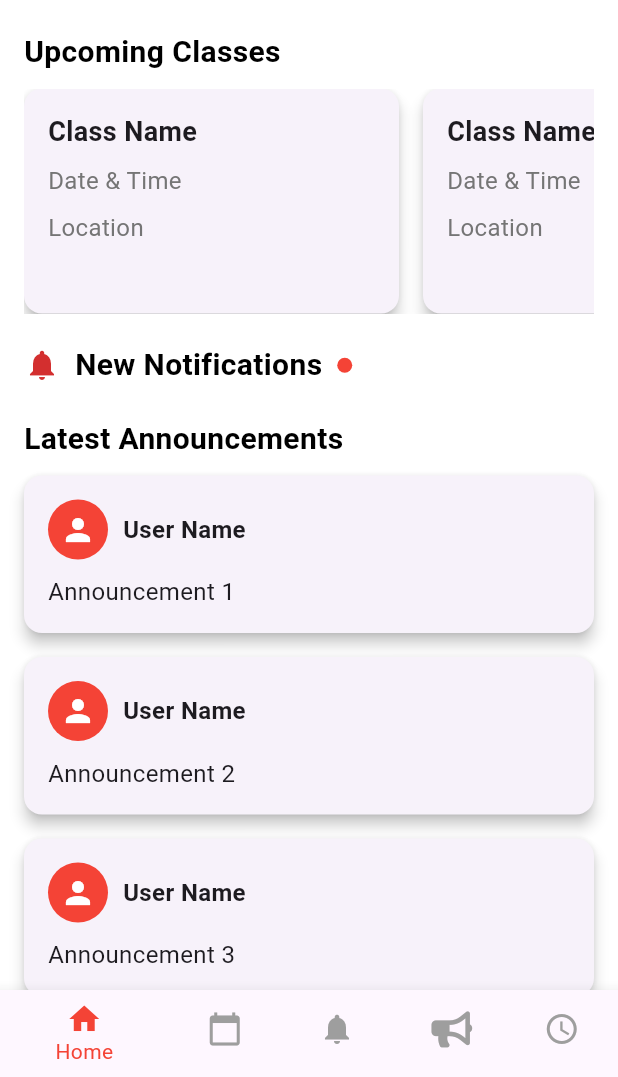
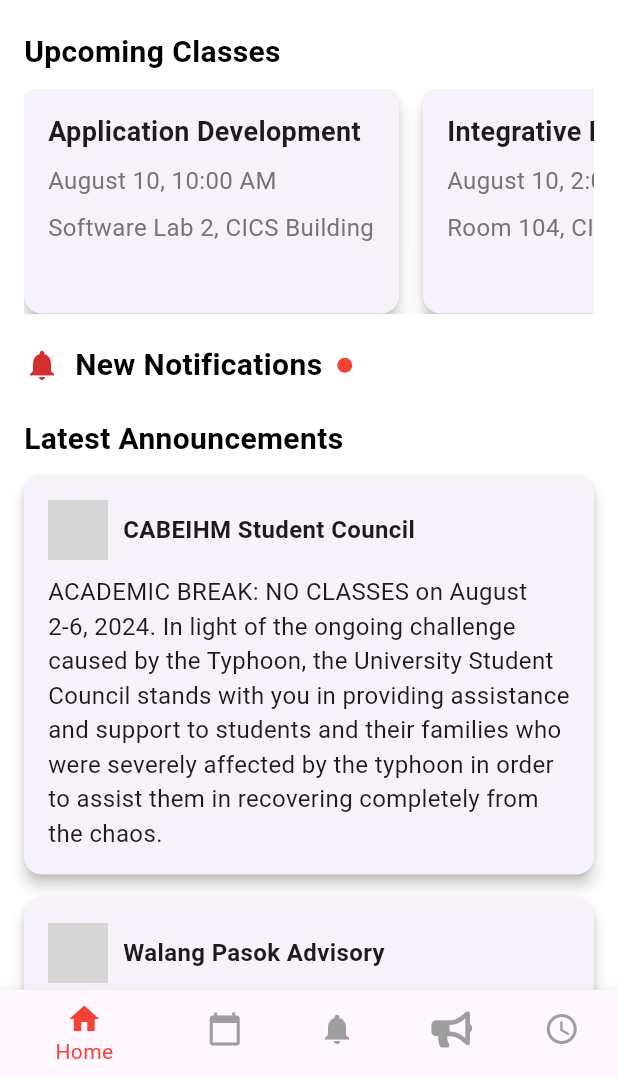
Before and after one commit to AaronCrisologo/Class-Compass-Your-University-Companion-App-, a Flutter app: the screen it shows after launch, after a tap on "Login", on a phone screen of 412 x 824 dp, the part 159-1236 px from its top. Run offline on Flutter 3.47's test engine with Material 3 defaults, Android fonts, the light colour scheme and no system bars; our stand-ins replace flutter_colorpicker, font_awesome_flutter; network calls fail; grey boxes are pictures that could not be loaded.

Commit message:
Replaced placeholder data on home_screen

```diff
--- a/lib/home_screen.dart
+++ b/lib/home_screen.dart
@@ -1,9 +1,39 @@
+import 'package:final_project/profile_screen.dart';
 import 'package:flutter/material.dart';
 import 'calendar_screen.dart';
 import 'resources.dart';
 import 'package:url_launcher/url_launcher.dart';
 
 class HomeScreen extends StatelessWidget {
+  // Sample data for upcoming classes
+  final List<Map<String, String>> upcomingClasses = [
+    {
+      'name': 'Application Development',
+      'dateTime': 'August 10, 10:00 AM',
+      'location': 'Software Lab 2, CICS Building'
+    },
+    {
+      'name': 'Integrative Programming',
+      'dateTime': 'August 10, 2:00 PM',
+      'location': 'Room 104, CICS Building'
+    },
+    {
+      'name': 'System Quality Assurance',
+      'dateTime': 'August 12, 7:00 AM',
+      'location': 'CISCO Lab, CICS Building'
+    },
+    {
+      'name': 'Human-computer interaction',
+      'dateTime': 'August 12, 10:00 AM',
+      'location': 'Room 106, CICS Building'
+    },
+    {
+      'name': 'Social Issues and Professional Practice',
+      'dateTime': 'August 14, 4:00 PM',
+      'location': 'Room 106, CICS Building'
+    },
+  ];
+
   @override
   Widget build(BuildContext context) {
     return Scaffold(
@@ -39,8 +69,9 @@ class HomeScreen extends StatelessWidget {
                   height: 150,
                   child: ListView.builder(
                     scrollDirection: Axis.horizontal,
-                    itemCount: 5, // Replace with the actual number of classes
+                    itemCount: upcomingClasses.length, // Number of classes
                     itemBuilder: (context, index) {
+                      final classInfo = upcomingClasses[index];
                       return Card(
                         elevation: 4,
                         margin: EdgeInsets.only(right: 16),
@@ -51,7 +82,7 @@ class HomeScreen extends StatelessWidget {
                             crossAxisAlignment: CrossAxisAlignment.start,
                             children: [
                               Text(
-                                'Class Name', // Replace with actual class name
+                                classInfo['name']!, // Class name
                                 style: TextStyle(
                                   fontSize: 18,
                                   fontWeight: FontWeight.bold,
@@ -59,7 +90,7 @@ class HomeScreen extends StatelessWidget {
                               ),
                               SizedBox(height: 8),
                               Text(
-                                'Date & Time', // Replace with actual date & time
+                                classInfo['dateTime']!, // Date & time
                                 style: TextStyle(
                                   fontSize: 16,
                                   color: Colors.grey[600],
@@ -67,7 +98,7 @@ class HomeScreen extends StatelessWidget {
                               ),
                               SizedBox(height: 8),
                               Text(
-                                'Location', // Replace with actual location
+                                classInfo['location']!, // Location
                                 style: TextStyle(
                                   fontSize: 16,
                                   color: Colors.grey[600],
@@ -120,10 +151,18 @@ class HomeScreen extends StatelessWidget {
                   ),
                 ),
                 SizedBox(height: 10),
-                // Replace with actual announcements
-                _buildAnnouncementCard('Announcement 1'),
-                _buildAnnouncementCard('Announcement 2'),
-                _buildAnnouncementCard('Announcement 3'),
+                _buildAnnouncementCard(
+                    'ACADEMIC BREAK: NO CLASSES on August 2-6, 2024. In light of the ongoing challenge caused by the Typhoon, the University Student Council stands with you in providing assistance and support to students and their families who were severely affected by the typhoon in order to assist them in recovering completely from the chaos.',
+                    'CABEIHM Student Council',
+                    'assets/cabeihm.jpg'),
+                _buildAnnouncementCard(
+                    '#WalangPasokAdvisory: Malacañang declares Monday, Jul 17, a regular holiday in observance of Eidl Adha. Proclamation No. 579 signed by Executive Secretary Lucas Bersamin was released yesterday, June 5, 2024.',
+                    'Walang Pasok Advisory',
+                    'assets/wpa.jpg'),
+                _buildAnnouncementCard(
+                    'Upon the recommendation of the Provincial Disaster Risk Reduction and Management Office, and in view of the continuing inclement weather due to the effects of TS Florita, classes in private and public schools, from kindergarten to senior high school, are suspended tomorrow, 24 August 2022, in the whole Province of Batangas. Stay safe Batangueños!',
+                    'Batangas PIO',
+                    'assets/batspio.jpg'),
                 SizedBox(height: 20),
                 // Events and Holidays
                 Text(
@@ -135,9 +174,10 @@ class HomeScreen extends StatelessWidget {
                   ),
                 ),
                 SizedBox(height: 10),
-                // Replace with actual events and holidays
-                _buildEventCard('Event 1', 'Date & Time'),
-                _buildEventCard('Holiday 1', 'Date'),
+                _buildEventCard('Tech Workshop', 'July 28, 2:00 PM - 5:00 PM'),
+                _buildEventCard('Ninoy Aquino Day', 'August 21'),
+                _buildEventCard('National Heroes Day', 'August 26'),
+                _buildEventCard('School Intramurals', 'August 5 - 7:00 AM'),
                 SizedBox(height: 20),
                 // Quick Links
                 _buildSectionTitle('Quick Links'),
@@ -176,7 +216,7 @@ class HomeScreen extends StatelessWidget {
                         Navigator.push(
                           context,
                           MaterialPageRoute(
-                              builder: (context) => ResourceScreen()),
+                              builder: (context) => ProfileScreen()),
                         );
                       },
                     ),
@@ -185,7 +225,8 @@ class HomeScreen extends StatelessWidget {
                       icon: Icons.cloud,
                       title: 'Weather Alerts',
                       onTap: () async {
-                        const url = 'https://www.weather.com/';
+                        const url =
+                            'https://www.accuweather.com/en/ph/batangas-city/262266/weather-forecast/262266';
                         if (await canLaunch(url)) {
                           await launch(url);
                         } else {
@@ -203,7 +244,8 @@ class HomeScreen extends StatelessWidget {
     );
   }
 
-  Widget _buildAnnouncementCard(String announcement) {
+  Widget _buildAnnouncementCard(
+      String announcement, String userName, String userImage) {
     return Card(
       elevation: 4,
       margin: EdgeInsets.only(bottom: 16),
@@ -215,12 +257,11 @@ class HomeScreen extends StatelessWidget {
             Row(
               children: [
                 CircleAvatar(
-                  backgroundColor: Colors.red,
-                  child: Icon(Icons.person, color: Colors.white),
+                  backgroundImage: NetworkImage(userImage),
                 ),
                 SizedBox(width: 10),
                 Text(
-                  'User Name',
+                  userName,
                   style: TextStyle(
                     fontWeight: FontWeight.bold,
                     fontSize: 16,
```
